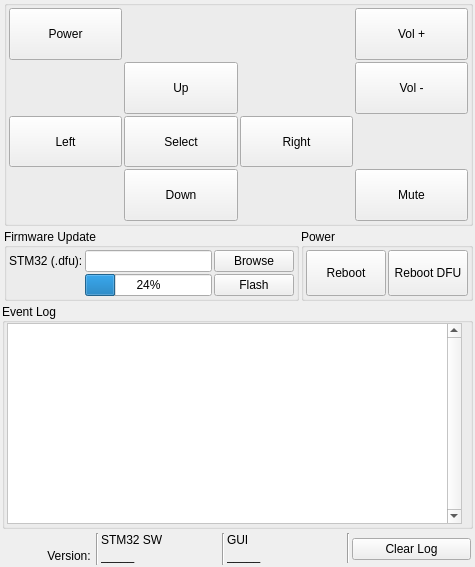
This is src/qt_ui/main_window.ui in Repkap11/Framework_IR_GUI as Qt 5 draws it before an edit. The edited form follows.
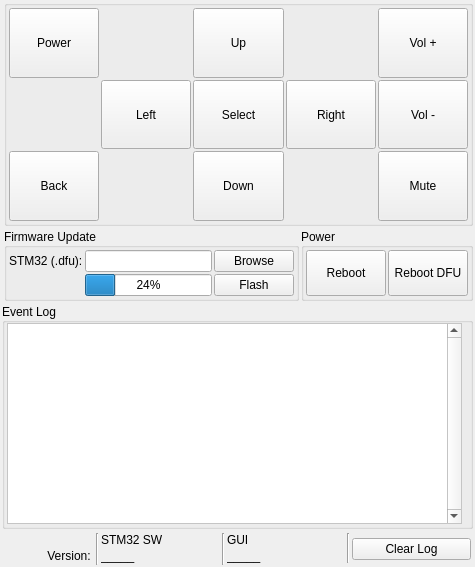
This is the edited form.

Commit message: Add back button

```diff
--- a/src/qt_ui/main_window.ui
+++ b/src/qt_ui/main_window.ui
@@ -505,7 +505,29 @@
       <property name="spacing">
        <number>2</number>
       </property>
-      <item row="1" column="1">
+      <item row="1" column="2">
+       <widget class="QPushButton" name="button_select">
+        <property name="sizePolicy">
+         <sizepolicy hsizetype="Minimum" vsizetype="Minimum">
+          <horstretch>0</horstretch>
+          <verstretch>0</verstretch>
+         </sizepolicy>
+        </property>
+        <property name="minimumSize">
+         <size>
+          <width>50</width>
+          <height>50</height>
+         </size>
+        </property>
+        <property name="text">
+         <string>Select</string>
+        </property>
+        <property name="autoDefault">
+         <bool>true</bool>
+        </property>
+       </widget>
+      </item>
+      <item row="0" column="2">
        <widget class="QPushButton" name="button_up">
         <property name="sizePolicy">
          <sizepolicy hsizetype="Minimum" vsizetype="Minimum">
@@ -527,29 +549,7 @@
         </property>
        </widget>
       </item>
-      <item row="0" column="0">
-       <widget class="QPushButton" name="button_power">
-        <property name="sizePolicy">
-         <sizepolicy hsizetype="Minimum" vsizetype="Minimum">
-          <horstretch>0</horstretch>
-          <verstretch>0</verstretch>
-         </sizepolicy>
-        </property>
-        <property name="minimumSize">
-         <size>
-          <width>50</width>
-          <height>50</height>
-         </size>
-        </property>
-        <property name="text">
-         <string>Power</string>
-        </property>
-        <property name="autoDefault">
-         <bool>true</bool>
-        </property>
-       </widget>
-      </item>
-      <item row="3" column="1">
+      <item row="2" column="2">
        <widget class="QPushButton" name="button_down">
         <property name="sizePolicy">
          <sizepolicy hsizetype="Minimum" vsizetype="Minimum">
@@ -571,8 +571,8 @@
         </property>
        </widget>
       </item>
-      <item row="2" column="2">
-       <widget class="QPushButton" name="button_right">
+      <item row="0" column="0">
+       <widget class="QPushButton" name="button_power">
         <property name="sizePolicy">
          <sizepolicy hsizetype="Minimum" vsizetype="Minimum">
           <horstretch>0</horstretch>
@@ -586,14 +586,14 @@
          </size>
         </property>
         <property name="text">
-         <string>Right</string>
+         <string>Power</string>
         </property>
         <property name="autoDefault">
          <bool>true</bool>
         </property>
        </widget>
       </item>
-      <item row="2" column="0">
+      <item row="1" column="1">
        <widget class="QPushButton" name="button_left">
         <property name="sizePolicy">
          <sizepolicy hsizetype="Minimum" vsizetype="Minimum">
@@ -615,8 +615,8 @@
         </property>
        </widget>
       </item>
-      <item row="2" column="1">
-       <widget class="QPushButton" name="button_select">
+      <item row="1" column="3">
+       <widget class="QPushButton" name="button_right">
         <property name="sizePolicy">
          <sizepolicy hsizetype="Minimum" vsizetype="Minimum">
           <horstretch>0</horstretch>
@@ -630,14 +630,14 @@
          </size>
         </property>
         <property name="text">
-         <string>Select</string>
+         <string>Right</string>
         </property>
         <property name="autoDefault">
          <bool>true</bool>
         </property>
        </widget>
       </item>
-      <item row="0" column="3">
+      <item row="0" column="4">
        <widget class="QPushButton" name="button_vol_p">
         <property name="sizePolicy">
          <sizepolicy hsizetype="Minimum" vsizetype="Minimum">
@@ -659,7 +659,29 @@
         </property>
        </widget>
       </item>
-      <item row="1" column="3">
+      <item row="2" column="0">
+       <widget class="QPushButton" name="button_back">
+        <property name="sizePolicy">
+         <sizepolicy hsizetype="Minimum" vsizetype="Minimum">
+          <horstretch>0</horstretch>
+          <verstretch>0</verstretch>
+         </sizepolicy>
+        </property>
+        <property name="minimumSize">
+         <size>
+          <width>50</width>
+          <height>50</height>
+         </size>
+        </property>
+        <property name="text">
+         <string>Back</string>
+        </property>
+        <property name="autoDefault">
+         <bool>true</bool>
+        </property>
+       </widget>
+      </item>
+      <item row="1" column="4">
        <widget class="QPushButton" name="button_vol_m">
         <property name="sizePolicy">
          <sizepolicy hsizetype="Minimum" vsizetype="Minimum">
@@ -681,7 +703,7 @@
         </property>
        </widget>
       </item>
-      <item row="3" column="3">
+      <item row="2" column="4">
        <widget class="QPushButton" name="button_mute">
         <property name="sizePolicy">
          <sizepolicy hsizetype="Minimum" vsizetype="Minimum">
```
Left out of the diff: 181 changed lines with no effect on the pictures. The commit also changes 1 other file.
